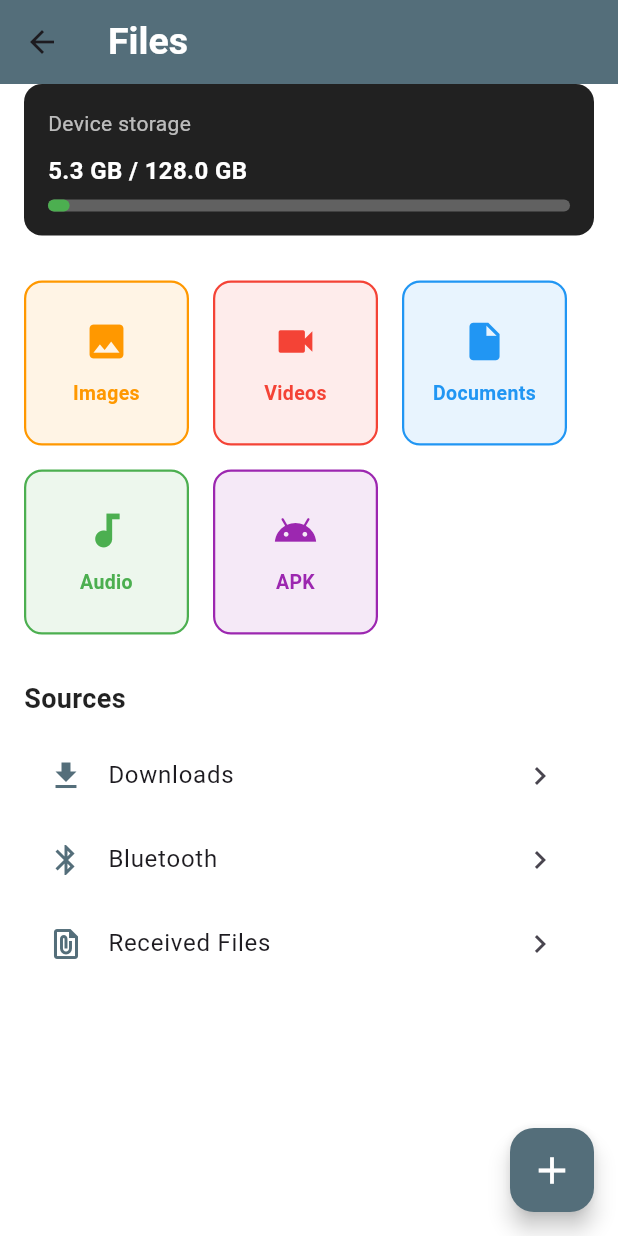
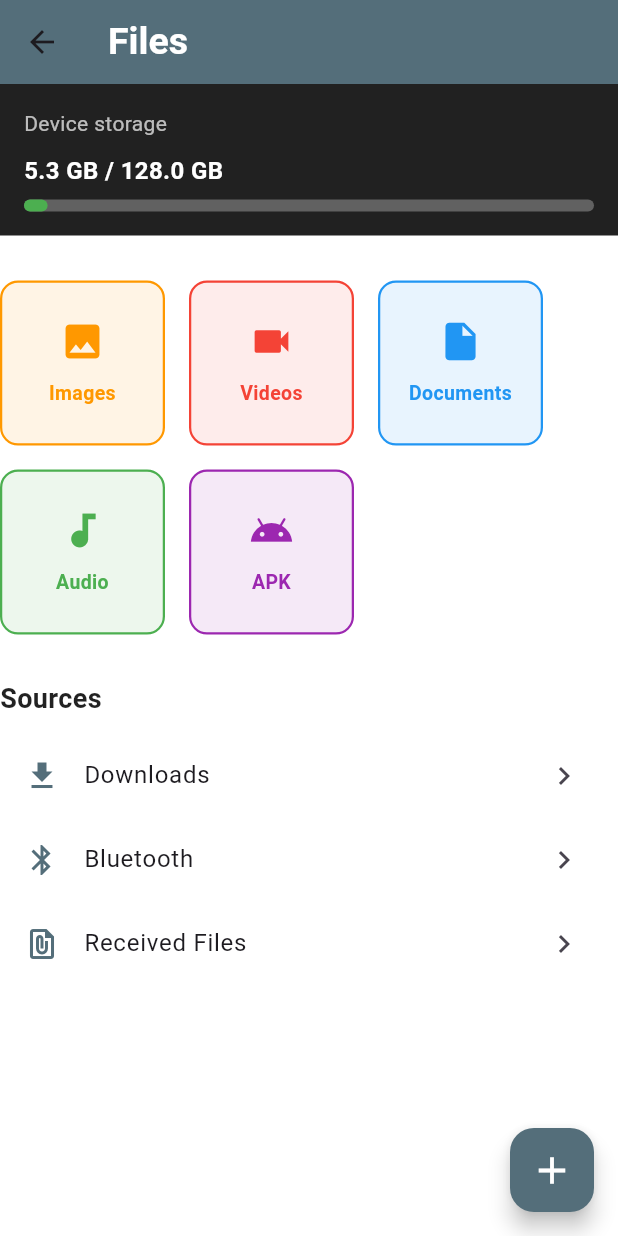
Before and after one commit to sarthakKapoor05/datavault, a Flutter app: the Files screen opened directly, on a phone screen of 412 x 824 dp. Run offline on Flutter 3.47's test engine with Material 3 defaults, Android fonts, the phone set to English and light mode, and no system bars; our stand-ins replace curved_navigation_bar, shared_preferences; accounts and stored records are empty.

Commit message:
changes in sizebox

```diff
--- a/lib/Scrrens/files.dart
+++ b/lib/Scrrens/files.dart
@@ -42,7 +42,7 @@ class Files extends StatelessWidget {
       backgroundColor: const Color.fromARGB(255, 255, 255, 255),
       body: SafeArea(
         child: Padding(
-          padding: const EdgeInsets.symmetric(horizontal: 16),
+          padding: const EdgeInsets.symmetric(horizontal: 0),
           child: ListView(
             children: [
               GestureDetector(
@@ -58,7 +58,7 @@ class Files extends StatelessWidget {
                   padding: const EdgeInsets.all(16),
                   decoration: BoxDecoration(
                     color: Colors.grey[900],
-                    borderRadius: BorderRadius.circular(12),
+                    borderRadius: BorderRadius.circular(0),
                   ),
                   child: Column(
                     crossAxisAlignment: CrossAxisAlignment.start,
--- a/lib/Scrrens/home.dart
+++ b/lib/Scrrens/home.dart
@@ -12,7 +12,7 @@ class Home extends StatefulWidget {
 }
 
 class _HomeState extends State<Home> {
-  int index = 1;
+  int index = 0;
   final screen = [Files(), Share(), Settings()];
 
   @override
```
